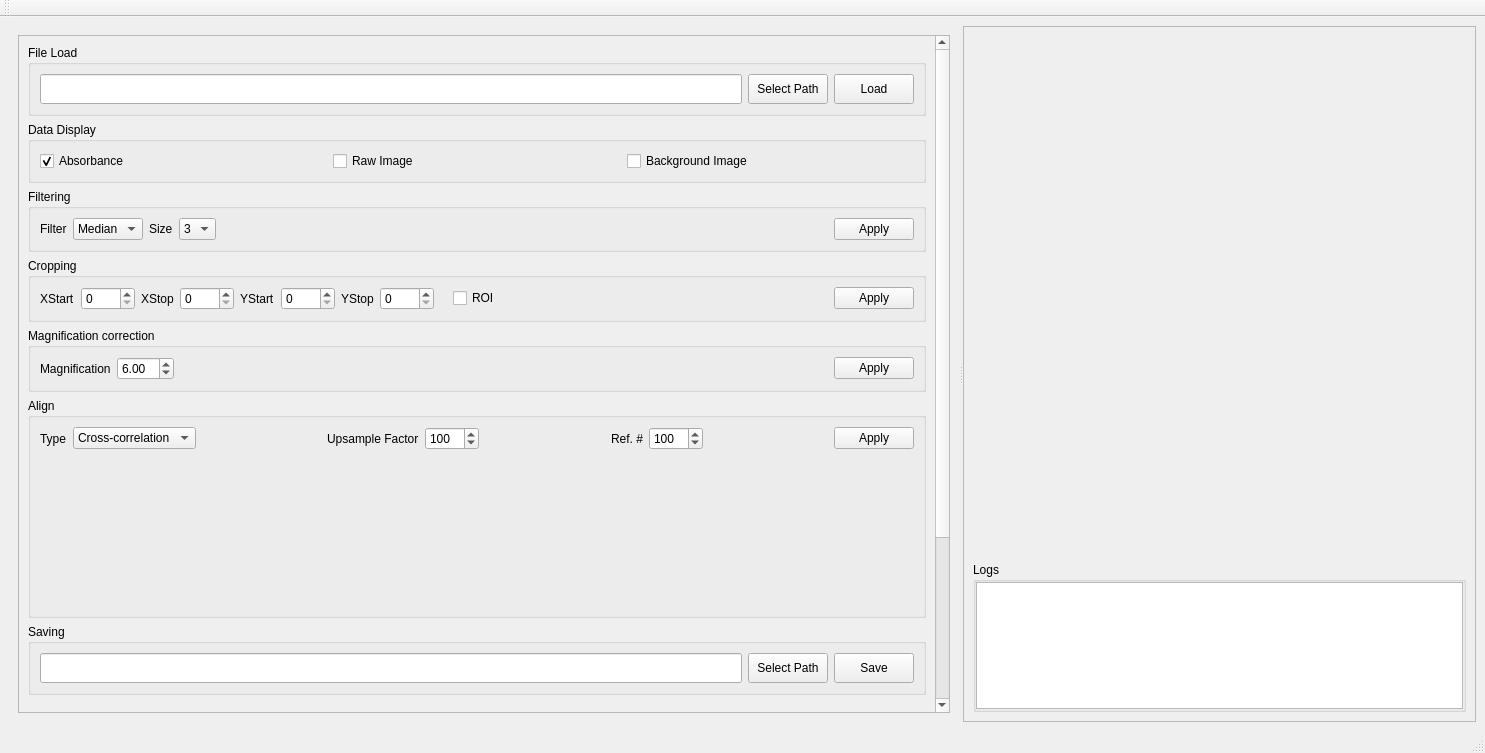
First picture: the form in ui/main.ui, repository physwkim/TXM-Pal, before the edit.
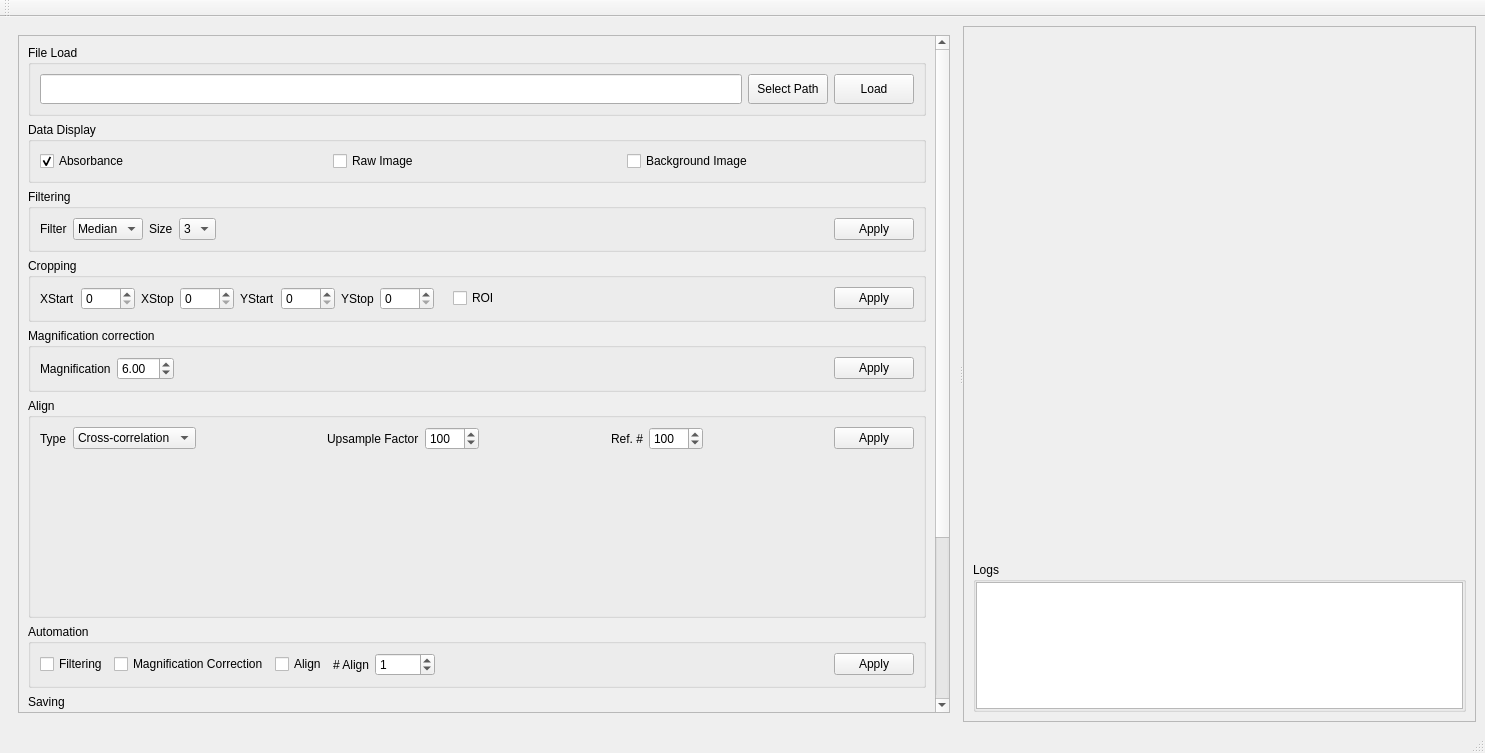
Second picture: the form after the edit. Custom widgets are drawn as their Qt base class.

Commit message: added automation tab

The edit to the form file:
```diff
--- a/ui/main.ui
+++ b/ui/main.ui
@@ -43,7 +43,7 @@
            <property name="geometry">
             <rect>
              <x>0</x>
-             <y>0</y>
+             <y>-68</y>
              <width>977</width>
              <height>944</height>
             </rect>
@@ -571,6 +571,85 @@
                   </layout>
                  </widget>
                 </item>
+                <item>
+                 <widget class="QGroupBox" name="groupBox_6">
+                  <property name="title">
+                   <string>Automation</string>
+                  </property>
+                  <layout class="QHBoxLayout" name="horizontalLayout_11">
+                   <item>
+                    <widget class="QCheckBox" name="checkBoxAutoFilter">
+                     <property name="text">
+                      <string>Filtering</string>
+                     </property>
+                    </widget>
+                   </item>
+                   <item>
+                    <widget class="QCheckBox" name="checkBoxAutoMagCorr">
+                     <property name="text">
+                      <string>Magnification Correction</string>
+                     </property>
+                    </widget>
+                   </item>
+                   <item>
+                    <widget class="QCheckBox" name="checkBoxAutoAlign">
+                     <property name="text">
+                      <string>Align</string>
+                     </property>
+                    </widget>
+                   </item>
+                   <item>
+                    <widget class="QLabel" name="label_31">
+                     <property name="text">
+                      <string># Align</string>
+                     </property>
+                    </widget>
+                   </item>
+                   <item>
+                    <widget class="QSpinBox" name="spinBoxAutoAlignNum">
+                     <property name="minimumSize">
+                      <size>
+                       <width>60</width>
+                       <height>0</height>
+                      </size>
+                     </property>
+                     <property name="toolTip">
+                      <string>The number of align iterations</string>
+                     </property>
+                     <property name="value">
+                      <number>1</number>
+                     </property>
+                    </widget>
+                   </item>
+                   <item>
+                    <spacer name="horizontalSpacer_18">
+                     <property name="orientation">
+                      <enum>Qt::Horizontal</enum>
+                     </property>
+                     <property name="sizeHint" stdset="0">
+                      <size>
+                       <width>3</width>
+                       <height>21</height>
+                      </size>
+                     </property>
+                    </spacer>
+                   </item>
+                   <item>
+                    <widget class="ThreadPoolPushButton" name="pushButtonAuto">
+                     <property name="maximumSize">
+                      <size>
+                       <width>80</width>
+                       <height>16777215</height>
+                      </size>
+                     </property>
+                     <property name="text">
+                      <string>Apply</string>
+                     </property>
+                    </widget>
+                   </item>
+                  </layout>
+                 </widget>
+                </item>
                 <item>
                  <widget class="QGroupBox" name="groupBox_85">
                   <property name="title">
```
The commit also changes 1 other file.
